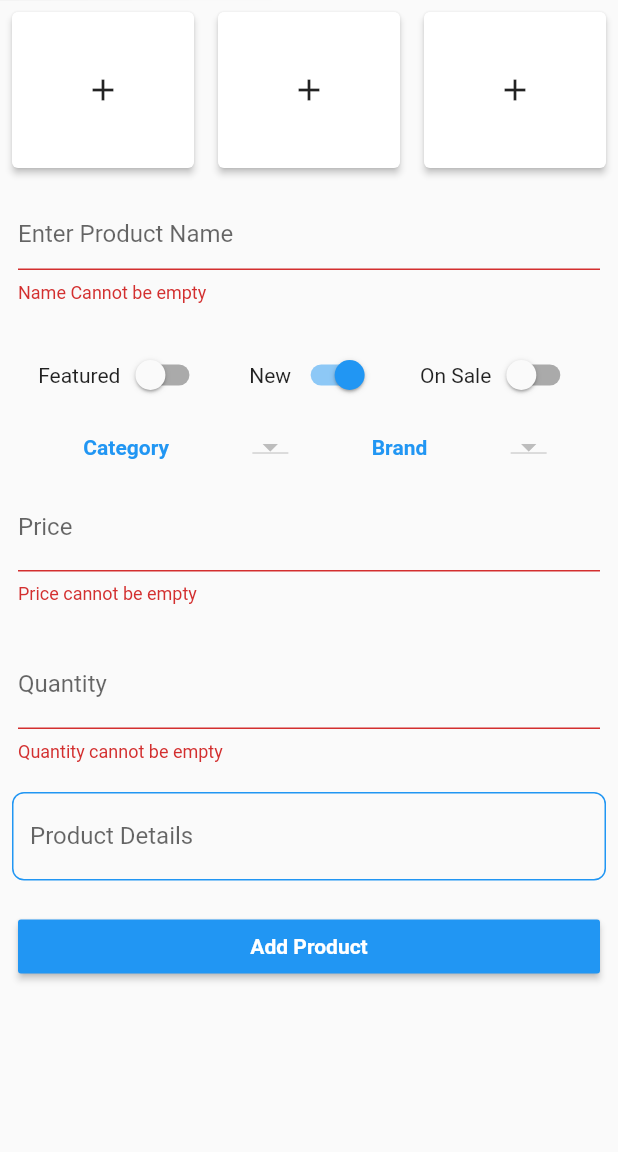
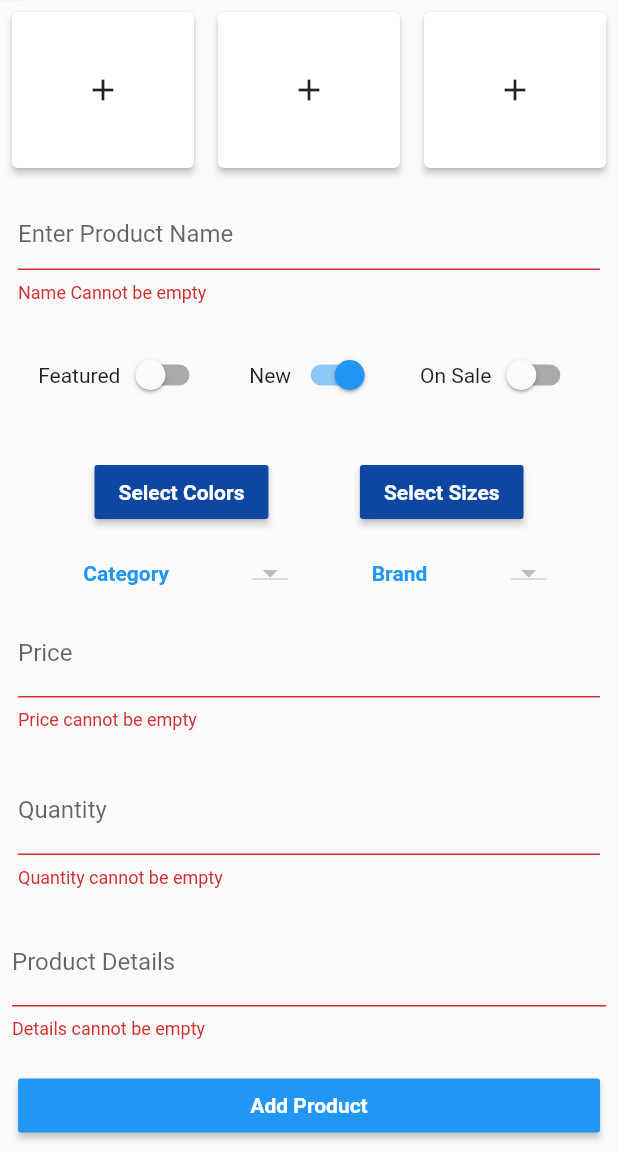
Before and after one commit to Ahmedgadein/OrderX-Admin, a Flutter app: the AddProductScreen screen opened directly, after a tap on "Add Product", on a phone screen of 412 x 824 dp, the part 84-1236 px from its top. Run offline on Flutter 3.47's test engine with Material 2 defaults, Android fonts, the phone set to English and light mode, and no system bars; our stand-ins replace cloud_firestore, firebase_auth, firebase_storage, fluttertoast, image_picker; accounts and stored records are empty; network calls fail.

Commit message:
select product color & size

```diff
--- a/lib/screens/add_product.dart
+++ b/lib/screens/add_product.dart
@@ -6,6 +6,8 @@ import 'package:flutter/cupertino.dart';
 import 'package:flutter/material.dart';
 import 'package:fluttertoast/fluttertoast.dart';
 import 'package:image_picker/image_picker.dart';
+import 'package:orderxadmin/widgets/color_selector.dart';
+import 'package:orderxadmin/widgets/size_selector.dart';
 import 'file:///C:/Users/Ahmed-Obied/orderx_admin/lib/db/services/brand.dart';
 import 'file:///C:/Users/Ahmed-Obied/orderx_admin/lib/db/services/category.dart';
 import 'file:///C:/Users/Ahmed-Obied/orderx_admin/lib/db/services/product.dart';
@@ -36,8 +38,10 @@ class _AddProductScreenState extends State<AddProductScreen> {
   TextEditingController _quantity_controller = TextEditingController();
   TextEditingController _price_controller = TextEditingController();
   TextEditingController _old_price_controller = TextEditingController();
+  TextEditingController _details_controller = TextEditingController();
 
-  List<int> _colors = [];
+  List<String> selectedColors = <String>[];
+  List<String> selectedSizes = <String>[];
 
   bool isFeatured = false;
   bool onSale = false;
@@ -211,6 +215,54 @@ class _AddProductScreenState extends State<AddProductScreen> {
                     ),
                   ),
 
+                  Padding(
+                    padding: const EdgeInsets.all(18.0),
+                    child: Row(
+                        mainAxisAlignment: MainAxisAlignment.spaceEvenly,
+                        children: <Widget>[
+                          Padding(
+                            padding: const EdgeInsets.only(right: 8.0),
+                            child: Expanded(
+                              child: MaterialButton(
+                                onPressed: () {
+                                  showDialog(
+                                      context: context,
+                                      builder: (_) => ColorSelector(selectedColors));
+                                },
+                                color: Colors.blue[900],
+                                child: Text(
+                                  "Select Colors",
+                                  style: TextStyle(
+                                      fontSize: 14,
+                                      fontWeight: FontWeight.bold,
+                                      color: Colors.white),
+                                ),
+                              ),
+                            ),
+                          ),
+                          Padding(
+                            padding: const EdgeInsets.only(left: 8.0),
+                            child: Expanded(
+                              child: MaterialButton(
+                                onPressed: () {
+                                  showDialog(
+                                      context: context,
+                                      builder: (_) => SizeSelector(selectedSizes));
+                                },
+                                color: Colors.blue[900],
+                                child: Text(
+                                  "Select Sizes",
+                                  style: TextStyle(
+                                      fontSize: 14,
+                                      fontWeight: FontWeight.bold,
+                                      color: Colors.white),
+                                ),
+                              ),
+                            ),
+                          )
+                        ]),
+                  ),
+
                   Row(
                     mainAxisAlignment: MainAxisAlignment.spaceEvenly,
                     children: <Widget>[
@@ -356,6 +408,13 @@ class _AddProductScreenState extends State<AddProductScreen> {
                   Padding(
                     padding: const EdgeInsets.all(8.0),
                     child: TextFormField(
+                      validator: (value) {
+                        if (value.isEmpty) {
+                          return "Details cannot be empty";
+                        }
+                        return null;
+                      },
+                      controller: _details_controller,
                       keyboardType: TextInputType.multiline,
                       maxLines: null,
                       decoration: InputDecoration(
@@ -541,7 +600,9 @@ class _AddProductScreenState extends State<AddProductScreen> {
           image1 != null &&
           image1 != null &&
           _quantity_controller.text != null &&
-          _product_controller.text != null) {
+          _product_controller.text != null && _details_controller.text != null) {
+
+
         String image1Url;
         String image2Url;
         String image3Url;
@@ -584,7 +645,11 @@ class _AddProductScreenState extends State<AddProductScreen> {
           "old_price": _old_price_controller.text,
           "image1": image1Url,
           "image2": image2Url,
-          "image3": image3Url
+          "image3": image3Url,
+          "details": _details_controller.text,
+          "sizes": getSizesMap(),
+          "colors": getColorsMap()
+
         });
 
         _key.currentState.reset();
@@ -592,6 +657,26 @@ class _AddProductScreenState extends State<AddProductScreen> {
         Fluttertoast.showToast(msg: "Product added successfully");
       }
     }
+  }
+
+  Map<String, dynamic> getSizesMap(){
+    Map<String,String> result = Map<String,String>();
+
+    for(int i = 0; i < selectedSizes.length; i++){
+      result["size" + i.toString()] = selectedSizes[i];
+    }
+
+    return result;
+  }
+
+  Map<String, dynamic> getColorsMap(){
+    Map<String,String> result = Map<String,String>();
+
+    for(int i = 0; i < selectedColors.length; i++){
+      result["color" + i.toString()] = selectedColors[i];
+    }
+
+    return result;
   }
 
   void onFeaturedChanged(bool value) {
```
Also changed, not shown: lib/screens/home_screen.dart (+11 -7 lines), lib/widgets/color_selector.dart (added, +74 -0 lines), lib/widgets/size_selector.dart (added, +82 -0 lines).
